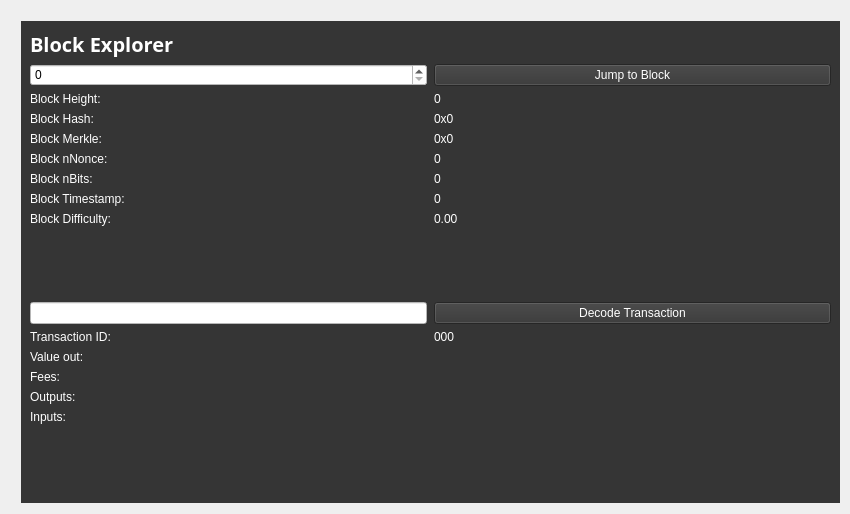
First picture: the form in src/qt/forms/blockbrowser.ui, repository SpectreSecurityCoin/SpectreSecurityCoin, before the edit.
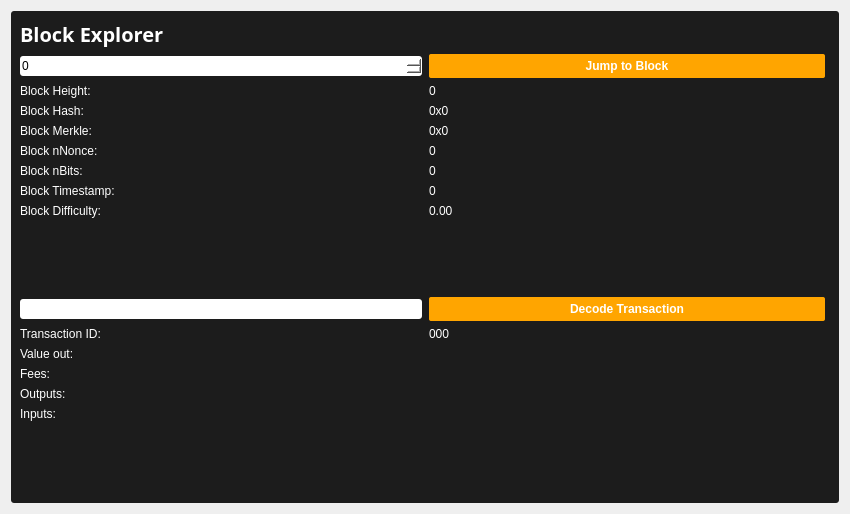
Second picture: the form after the edit.

The edit to the form file:
```diff
--- a/src/qt/forms/blockbrowser.ui
+++ b/src/qt/forms/blockbrowser.ui
@@ -38,15 +38,6 @@
    <property name="sizeConstraint">
     <enum>QLayout::SetMaximumSize</enum>
    </property>
-   <property name="leftMargin">
-    <number>21</number>
-   </property>
-   <property name="topMargin">
-    <number>21</number>
-   </property>
-   <property name="rightMargin">
-    <number>10</number>
-   </property>
    <item row="1" column="0">
     <widget class="QWidget" name="widget" native="true">
      <property name="sizePolicy">
@@ -56,8 +47,9 @@
       </sizepolicy>
      </property>
      <property name="styleSheet">
-      <string notr="true">background-color: rgb(53, 53, 53);
-color: rgb(255, 255, 255);</string>
+      <string notr="true">background-color:rgb(28, 28, 28);
+color: rgb(255, 255, 255);
+border-radius:3px;</string>
      </property>
      <layout class="QGridLayout" name="gridLayout">
       <item row="0" column="0">
@@ -73,7 +65,7 @@
            </font>
           </property>
           <property name="styleSheet">
-           <string notr="true">color: rgb(255, 255, 255);</string>
+           <string notr="true"/>
           </property>
           <property name="text">
            <string>&lt;html&gt;&lt;head/&gt;&lt;body&gt;&lt;p&gt;&lt;span style=&quot; font-size:20px; font-weight:600; color:#ffffff;&quot;&gt;Block Explorer &lt;/span&gt;&lt;/p&gt;&lt;/body&gt;&lt;/html&gt;</string>
@@ -113,7 +105,8 @@
           </property>
           <property name="styleSheet">
            <string notr="true">background-color: rgb(255, 255, 255);
-color: rgb(0, 0, 0);</string>
+color: rgb(0, 0, 0);
+padding:2px 0px;</string>
           </property>
           <property name="inputMask">
            <string comment="Transaction id" extracomment="Transaction id"/>
@@ -174,6 +167,16 @@
         </item>
         <item row="12" column="1">
          <widget class="QPushButton" name="txButton">
+          <property name="styleSheet">
+           <string notr="true">background-color: rgb(255, 165, 0); 
+padding:2px 0px;
+font: 75 10pt 'Ubuntu';
+font-weight:bold; 
+border-radius:2px; 
+padding:5px;
+color: rgb(255, 255, 255);
+margin:0px 5px 0px 0px;</string>
+          </property>
           <property name="text">
            <string>Decode Transaction</string>
           </property>
@@ -188,6 +191,16 @@
         </item>
         <item row="1" column="1">
          <widget class="QPushButton" name="blockButton">
+          <property name="styleSheet">
+           <string notr="true">background-color: rgb(255, 165, 0); 
+padding:2px 0px;
+font: 75 10pt 'Ubuntu';
+font-weight:bold; 
+border-radius:2px; 
+padding:5px;
+color: rgb(255, 255, 255);
+margin:0px 5px 0px 0px;</string>
+          </property>
           <property name="text">
            <string>Jump to Block</string>
           </property>
@@ -220,7 +233,8 @@
           </property>
           <property name="styleSheet">
            <string notr="true">background-color: rgb(255, 255, 255);
-color: rgb(0, 0, 0);</string>
+color: rgb(0, 0, 0);
+padding:2px 0px;</string>
           </property>
           <property name="maximum">
            <number>99999999</number>
```
